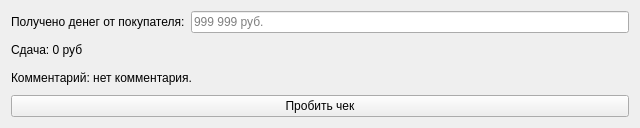
Qt form app_modules/receiptModule/ui/moneyEdit.ui (CralixRaev/qtCashier) before a commit.
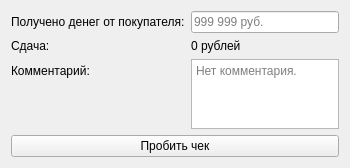
The same form after that commit.

Patch:
```diff
--- a/app_modules/receiptModule/ui/moneyEdit.ui
+++ b/app_modules/receiptModule/ui/moneyEdit.ui
@@ -6,21 +6,14 @@
    <rect>
     <x>0</x>
     <y>0</y>
-    <width>640</width>
-    <height>128</height>
+    <width>350</width>
+    <height>165</height>
    </rect>
   </property>
   <property name="windowTitle">
    <string>Form</string>
   </property>
   <layout class="QGridLayout" name="gridLayout">
-   <item row="2" column="0">
-    <widget class="QLabel" name="label_3">
-     <property name="text">
-      <string>Комментарий: нет комментария.</string>
-     </property>
-    </widget>
-   </item>
    <item row="3" column="0">
     <widget class="QPushButton" name="pushButton">
      <property name="text">
@@ -28,15 +21,11 @@
      </property>
     </widget>
    </item>
-   <item row="1" column="0">
-    <widget class="QLabel" name="label_2">
-     <property name="text">
-      <string>Сдача: 0 руб</string>
-     </property>
-    </widget>
-   </item>
    <item row="0" column="0">
     <layout class="QFormLayout" name="formLayout">
+     <property name="fieldGrowthPolicy">
+      <enum>QFormLayout::AllNonFixedFieldsGrow</enum>
+     </property>
      <item row="0" column="0">
       <widget class="QLabel" name="label">
        <property name="text">
@@ -51,6 +40,37 @@
        </property>
       </widget>
      </item>
+     <item row="2" column="0">
+      <widget class="QLabel" name="commentLabel">
+       <property name="text">
+        <string>Комментарий: </string>
+       </property>
+      </widget>
+     </item>
+     <item row="1" column="0">
+      <widget class="QLabel" name="changeLabel">
+       <property name="text">
+        <string>Сдача:</string>
+       </property>
+      </widget>
+     </item>
+     <item row="1" column="1">
+      <widget class="QLabel" name="changeEdit">
+       <property name="text">
+        <string>0 рублей</string>
+       </property>
+      </widget>
+     </item>
+     <item row="2" column="1">
+      <widget class="QPlainTextEdit" name="commentEdit">
+       <property name="readOnly">
+        <bool>true</bool>
+       </property>
+       <property name="placeholderText">
+        <string>Нет комментария.</string>
+       </property>
+      </widget>
+     </item>
     </layout>
    </item>
   </layout>
```
Left out of the diff: 9 changed lines with no effect on the pictures.
